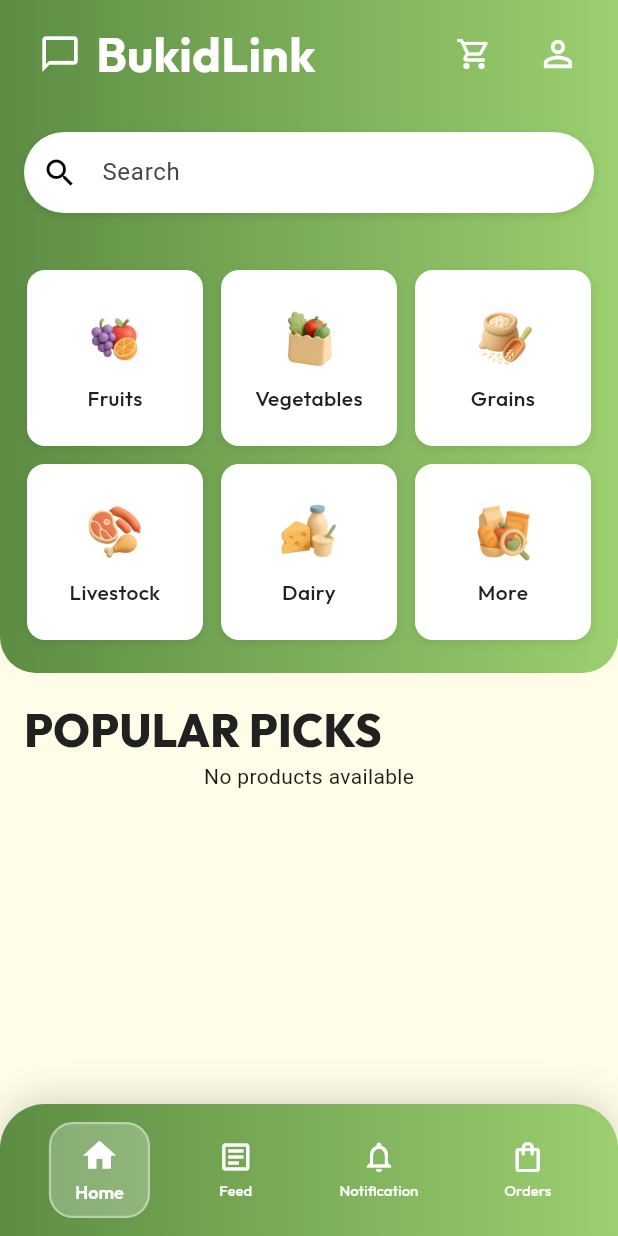
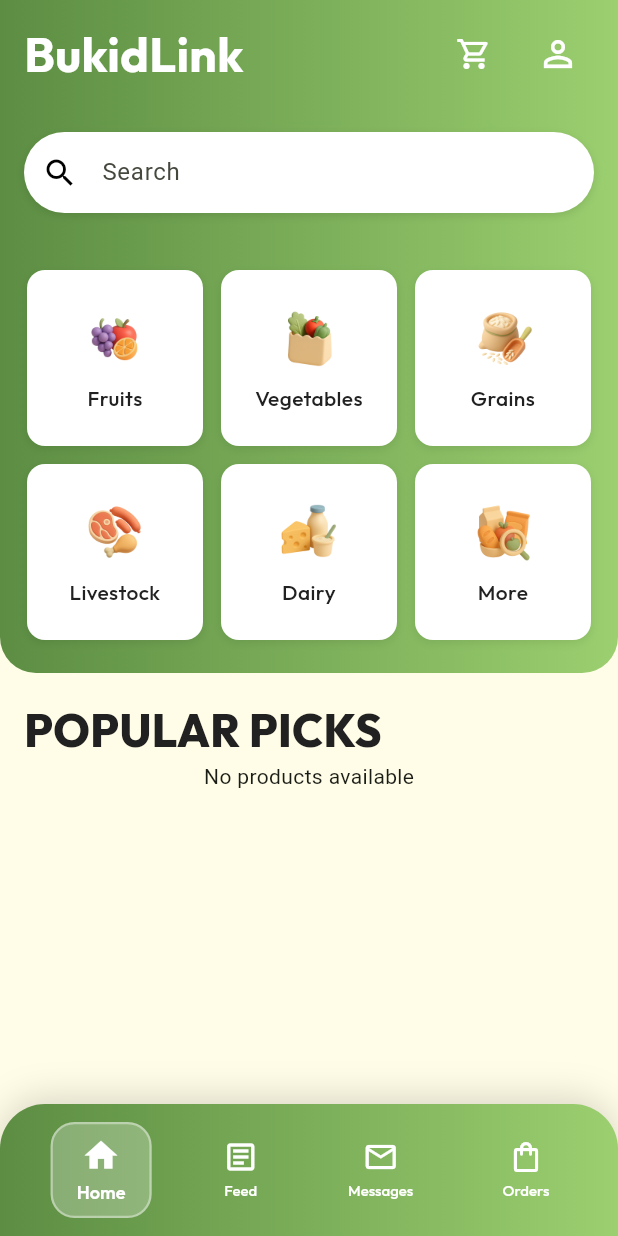
Before and after one commit to NoelSaludo/BukidLink, a Flutter app: the HomePage screen opened directly, on a phone screen of 412 x 824 dp. Run offline on Flutter 3.47's test engine with Material 3 defaults, Android fonts, the phone set to English and light mode, and no system bars; our stand-ins replace cloud_firestore, email_validator, firebase_auth, firebase_core, google_fonts, google_sign_in and 1 more; accounts and stored records are empty.

Commit message:
feat: replace the notification to inbox

```diff
--- a/lib/Widgets/common/CustomBottomNavBar.dart
+++ b/lib/Widgets/common/CustomBottomNavBar.dart
@@ -4,7 +4,7 @@ import 'package:bukidlink/utils/constants/AppColors.dart';
 import 'package:bukidlink/utils/PageNavigator.dart';
 import 'package:bukidlink/pages/HomePage.dart';
 import 'package:bukidlink/pages/NewsFeedPage.dart';
-import 'package:bukidlink/pages/NotificationPage.dart';
+import 'package:bukidlink/pages/InboxPage.dart';
 import 'package:bukidlink/pages/OrdersPage.dart';
 
 class CustomBottomNavBar extends StatelessWidget {
@@ -28,7 +28,7 @@ class CustomBottomNavBar extends StatelessWidget {
         page = const NewsFeedPage();
         break;
       case 2:
-        page = const NotificationPage();
+        page = InboxPage();
         break;
       case 3:
         page = const OrdersPage();
@@ -78,9 +78,9 @@ class CustomBottomNavBar extends StatelessWidget {
               _buildNavItem(context, Icons.article_outlined, Icons.article, 'Feed', 1),
               _buildNavItem(
                 context,
-                Icons.notifications_outlined,
-                Icons.notifications,
-                'Notification',
+                Icons.mail_outline,
+                Icons.mail,
+                'Messages',
                 2,
               ),
               _buildNavItem(
--- a/lib/Widgets/home/HomeAppBar.dart
+++ b/lib/Widgets/home/HomeAppBar.dart
@@ -4,7 +4,7 @@ import 'package:flutter/services.dart';
 import 'package:bukidlink/utils/constants/AppColors.dart';
 import 'package:bukidlink/utils/constants/AppTextStyles.dart';
 import 'package:bukidlink/widgets/common/CartIconWithBadge.dart';
-import 'package:bukidlink/Pages/InboxPage.dart';
+// Inbox page removed from appbar - chat icon removed
 import 'package:bukidlink/Pages/AccountPage.dart';
 import 'package:bukidlink/data/UserData.dart';
 
@@ -38,22 +38,6 @@ class HomeAppBar extends StatelessWidget {
             children: [
               Row(
                 children: [
-                  IconButton(
-                    icon: const Icon(
-                      Icons.chat_bubble_outline,
-                      color: Colors.white,
-                      size: 28,
-                    ),
-                    onPressed: () {
-                      HapticFeedback.lightImpact();
-                      Navigator.push(
-                          context,
-                          MaterialPageRoute(
-                            builder: (_) => InboxPage(),
-                          ),
-                      );
-                    },
-                  ),
                   const Text('BukidLink', style: AppTextStyles.BUKIDLINK_LOGO),
                 ],
               ),
```
Also changed, not shown: lib/Pages/InboxPage.dart (+28 -4 lines).
